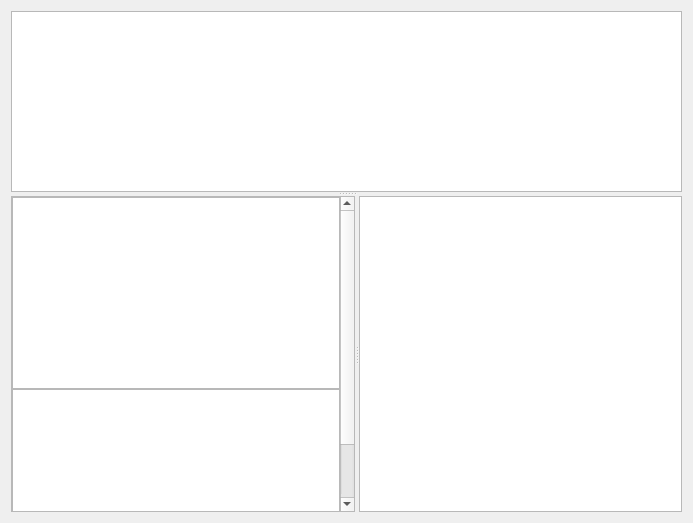
Old version of the form src/revsview.ui in the repository antis81/QGit-mod.
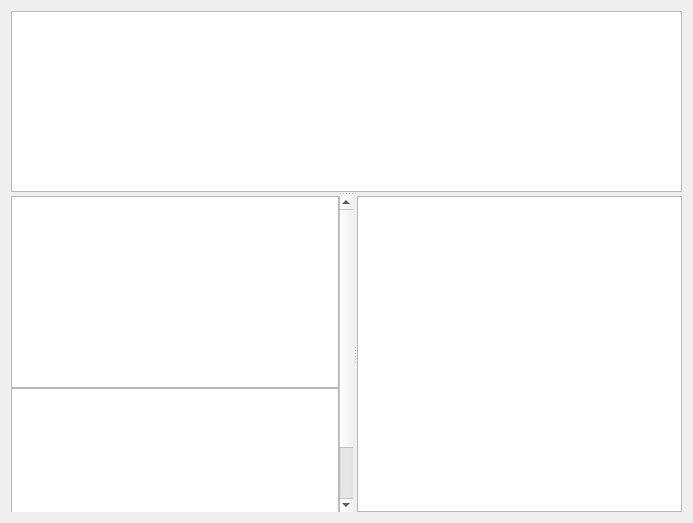
New version of the form. Custom widgets are drawn as their Qt base class.

Diff of the .ui file:
```diff
--- a/src/revsview.ui
+++ b/src/revsview.ui
@@ -50,6 +50,9 @@
        <enum>Qt::Horizontal</enum>
       </property>
       <widget class="QScrollArea" name="scrollArea">
+       <property name="frameShape">
+        <enum>QFrame::NoFrame</enum>
+       </property>
        <property name="verticalScrollBarPolicy">
         <enum>Qt::ScrollBarAlwaysOn</enum>
        </property>
@@ -61,7 +64,7 @@
          <rect>
           <x>0</x>
           <y>0</y>
-          <width>326</width>
+          <width>328</width>
           <height>384</height>
          </rect>
         </property>
```
